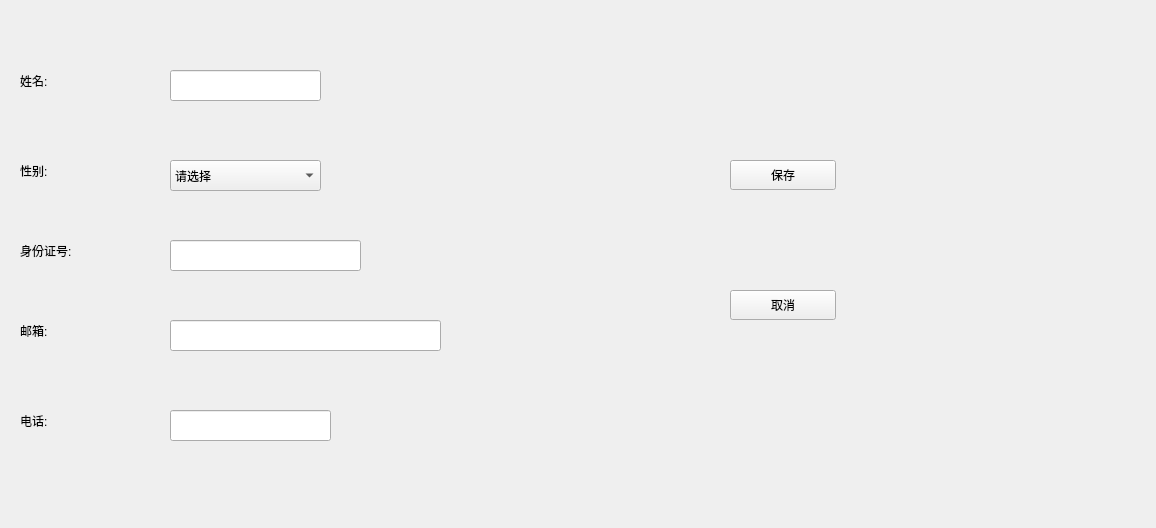
This is Blackholehospital/editprofile.ui in Pelix05/Blackholehospital as Qt 5 draws it before an edit. The edited form follows.
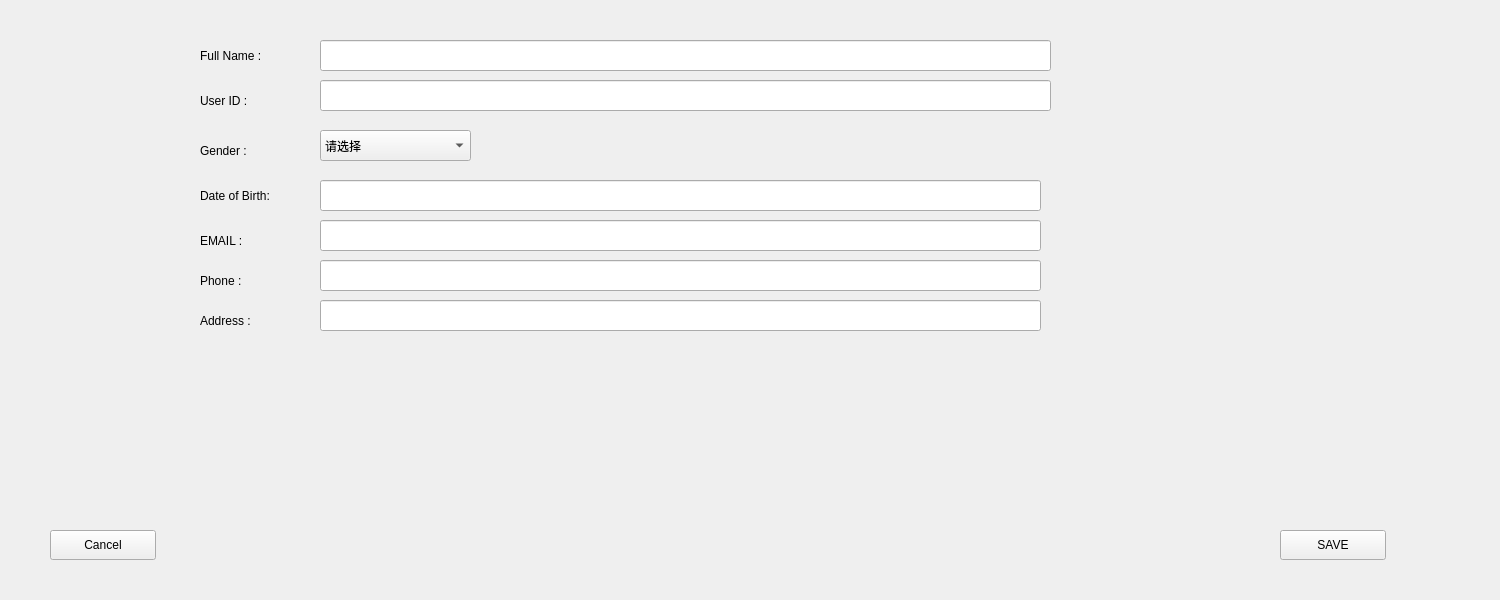
This is the edited form.

Patch:
```diff
--- a/Blackholehospital/editprofile.ui
+++ b/Blackholehospital/editprofile.ui
@@ -6,8 +6,8 @@
    <rect>
     <x>0</x>
     <y>0</y>
-    <width>1156</width>
-    <height>528</height>
+    <width>1500</width>
+    <height>600</height>
    </rect>
   </property>
   <property name="windowTitle">
@@ -16,9 +16,9 @@
   <widget class="QLineEdit" name="editname">
    <property name="geometry">
     <rect>
-     <x>170</x>
-     <y>70</y>
-     <width>151</width>
+     <x>320</x>
+     <y>40</y>
+     <width>731</width>
      <height>31</height>
     </rect>
    </property>
@@ -26,9 +26,9 @@
   <widget class="QLineEdit" name="editidnumber">
    <property name="geometry">
     <rect>
-     <x>170</x>
-     <y>240</y>
-     <width>191</width>
+     <x>320</x>
+     <y>80</y>
+     <width>731</width>
      <height>31</height>
     </rect>
    </property>
@@ -36,9 +36,9 @@
   <widget class="QLineEdit" name="editemail">
    <property name="geometry">
     <rect>
-     <x>170</x>
-     <y>320</y>
-     <width>271</width>
+     <x>320</x>
+     <y>220</y>
+     <width>721</width>
      <height>31</height>
     </rect>
    </property>
@@ -46,9 +46,9 @@
   <widget class="QLineEdit" name="editphone">
    <property name="geometry">
     <rect>
-     <x>170</x>
-     <y>410</y>
-     <width>161</width>
+     <x>320</x>
+     <y>260</y>
+     <width>721</width>
      <height>31</height>
     </rect>
    </property>
@@ -56,8 +56,8 @@
   <widget class="QComboBox" name="comboBox">
    <property name="geometry">
     <rect>
-     <x>170</x>
-     <y>160</y>
+     <x>320</x>
+     <y>130</y>
      <width>151</width>
      <height>31</height>
     </rect>
@@ -81,92 +81,138 @@
   <widget class="QLabel" name="label">
    <property name="geometry">
     <rect>
-     <x>20</x>
-     <y>70</y>
-     <width>80</width>
-     <height>21</height>
+     <x>200</x>
+     <y>40</y>
+     <width>91</width>
+     <height>31</height>
     </rect>
    </property>
    <property name="text">
-    <string>姓名:</string>
+    <string>Full Name :</string>
    </property>
   </widget>
   <widget class="QLabel" name="label_2">
    <property name="geometry">
     <rect>
-     <x>20</x>
-     <y>160</y>
+     <x>200</x>
+     <y>140</y>
      <width>80</width>
      <height>21</height>
     </rect>
    </property>
    <property name="text">
-    <string>性别:</string>
+    <string>Gender :</string>
    </property>
   </widget>
   <widget class="QLabel" name="label_3">
    <property name="geometry">
     <rect>
-     <x>20</x>
-     <y>240</y>
+     <x>200</x>
+     <y>90</y>
      <width>101</width>
      <height>21</height>
     </rect>
    </property>
    <property name="text">
-    <string>身份证号:</string>
+    <string>User ID :</string>
    </property>
   </widget>
   <widget class="QLabel" name="label_4">
    <property name="geometry">
     <rect>
-     <x>20</x>
-     <y>320</y>
+     <x>200</x>
+     <y>230</y>
      <width>80</width>
      <height>21</height>
     </rect>
    </property>
    <property name="text">
-    <string>邮箱:</string>
+    <string>EMAIL :</string>
    </property>
   </widget>
   <widget class="QLabel" name="label_5">
    <property name="geometry">
     <rect>
-     <x>20</x>
-     <y>410</y>
+     <x>200</x>
+     <y>270</y>
      <width>80</width>
      <height>21</height>
     </rect>
    </property>
    <property name="text">
-    <string>电话:</string>
+    <string>Phone :</string>
    </property>
   </widget>
   <widget class="QPushButton" name="btnconfirm">
    <property name="geometry">
     <rect>
-     <x>730</x>
-     <y>160</y>
+     <x>1280</x>
+     <y>530</y>
      <width>106</width>
      <height>30</height>
     </rect>
    </property>
    <property name="text">
-    <string>保存</string>
+    <string>SAVE</string>
    </property>
   </widget>
   <widget class="QPushButton" name="btnback">
    <property name="geometry">
     <rect>
-     <x>730</x>
-     <y>290</y>
+     <x>50</x>
+     <y>530</y>
      <width>106</width>
      <height>30</height>
     </rect>
    </property>
    <property name="text">
-    <string>取消</string>
+    <string>Cancel</string>
+   </property>
+  </widget>
+  <widget class="QLabel" name="label_6">
+   <property name="geometry">
+    <rect>
+     <x>200</x>
+     <y>310</y>
+     <width>101</width>
+     <height>21</height>
+    </rect>
+   </property>
+   <property name="text">
+    <string>Address :</string>
+   </property>
+  </widget>
+  <widget class="QLabel" name="label_7">
+   <property name="geometry">
+    <rect>
+     <x>200</x>
+     <y>180</y>
+     <width>151</width>
+     <height>31</height>
+    </rect>
+   </property>
+   <property name="text">
+    <string>Date of Birth:</string>
+   </property>
+  </widget>
+  <widget class="QLineEdit" name="editemail_2">
+   <property name="geometry">
+    <rect>
+     <x>320</x>
+     <y>180</y>
+     <width>721</width>
+     <height>31</height>
+    </rect>
+   </property>
+  </widget>
+  <widget class="QLineEdit" name="editphone_2">
+   <property name="geometry">
+    <rect>
+     <x>320</x>
+     <y>300</y>
+     <width>721</width>
+     <height>31</height>
+    </rect>
    </property>
   </widget>
  </widget>
```
